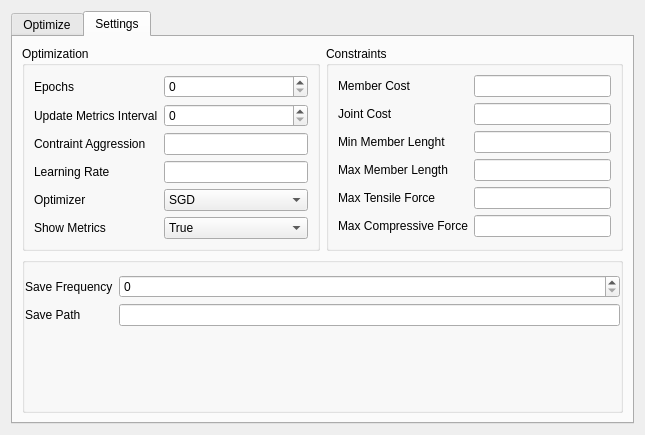
This is trusseditor/forms/optimizer/optimize.ui in levirogalla/truss-gui as Qt 5 draws it before an edit. The edited form follows.
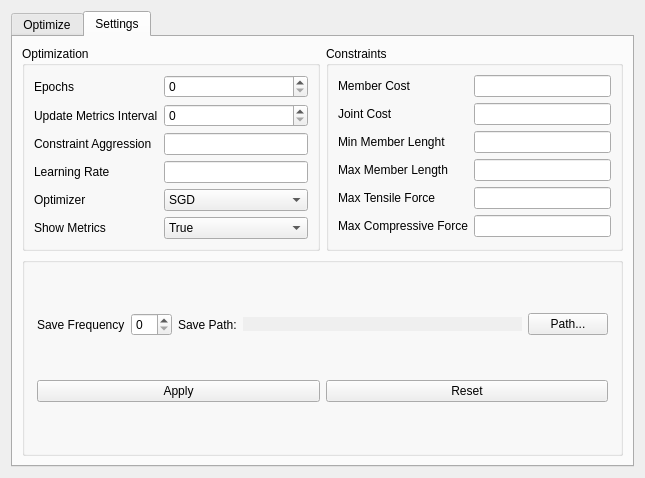
This is the edited form. The open tabs and pages were chosen to show the change.

Commit message: feat: made settings logic

Patch:
```diff
--- a/trusseditor/forms/optimizer/optimize.ui
+++ b/trusseditor/forms/optimizer/optimize.ui
@@ -10,7 +10,7 @@
     <x>0</x>
     <y>0</y>
     <width>645</width>
-    <height>435</height>
+    <height>478</height>
    </rect>
   </property>
   <property name="windowTitle">
@@ -198,7 +198,7 @@
            <number>0</number>
           </property>
           <item>
-           <widget class="QGroupBox" name="groupBox_2">
+           <widget class="QGroupBox" name="optimizationSettings">
             <property name="title">
              <string>Optimization</string>
             </property>
@@ -226,7 +226,7 @@
              <item row="2" column="0">
               <widget class="QLabel" name="contraintAggressionLabel">
                <property name="text">
-                <string>Contraint Aggression</string>
+                <string>Constraint Aggression</string>
                </property>
               </widget>
              </item>
@@ -289,7 +289,7 @@
            </widget>
           </item>
           <item>
-           <widget class="QGroupBox" name="groupBox">
+           <widget class="QGroupBox" name="constraintSettings">
             <property name="title">
              <string>Constraints</string>
             </property>
@@ -371,45 +371,117 @@
          <property name="checkable">
           <bool>false</bool>
          </property>
-         <layout class="QFormLayout" name="formLayout_3">
+         <layout class="QVBoxLayout" name="verticalLayout_5">
           <property name="leftMargin">
-           <number>0</number>
+           <number>12</number>
           </property>
           <property name="topMargin">
            <number>12</number>
           </property>
           <property name="rightMargin">
-           <number>0</number>
+           <number>12</number>
           </property>
           <property name="bottomMargin">
            <number>12</number>
           </property>
-          <item row="0" column="0">
-           <widget class="QLabel" name="saveFrequencyLabel">
-            <property name="text">
-             <string>Save Frequency</string>
+          <item>
+           <layout class="QHBoxLayout" name="saveSettings" stretch="0,0,0,0,0">
+            <property name="spacing">
+             <number>-1</number>
             </property>
-           </widget>
+            <item>
+             <widget class="QLabel" name="saveFrequencyLabel">
+              <property name="sizePolicy">
+               <sizepolicy hsizetype="Fixed" vsizetype="Preferred">
+                <horstretch>0</horstretch>
+                <verstretch>0</verstretch>
+               </sizepolicy>
+              </property>
+              <property name="text">
+               <string>Save Frequency</string>
+              </property>
+             </widget>
+            </item>
+            <item>
+             <widget class="QSpinBox" name="saveFrequencySpinBox">
+              <property name="sizePolicy">
+               <sizepolicy hsizetype="Fixed" vsizetype="Fixed">
+                <horstretch>0</horstretch>
+                <verstretch>0</verstretch>
+               </sizepolicy>
+              </property>
+             </widget>
+            </item>
+            <item>
+             <widget class="QLabel" name="savePathLabel">
+              <property name="sizePolicy">
+               <sizepolicy hsizetype="Fixed" vsizetype="Preferred">
+                <horstretch>0</horstretch>
+                <verstretch>0</verstretch>
+               </sizepolicy>
+              </property>
+              <property name="text">
+               <string>Save Path:</string>
+              </property>
+             </widget>
+            </item>
+            <item>
+             <widget class="QLabel" name="savePathSelection">
+              <property name="sizePolicy">
+               <sizepolicy hsizetype="Preferred" vsizetype="Fixed">
+                <horstretch>0</horstretch>
+                <verstretch>0</verstretch>
+               </sizepolicy>
+              </property>
+              <property name="autoFillBackground">
+               <bool>true</bool>
+              </property>
+              <property name="frameShape">
+               <enum>QFrame::NoFrame</enum>
+              </property>
+              <property name="text">
+               <string/>
+              </property>
+              <property name="margin">
+               <number>2</number>
+              </property>
+              <property name="indent">
+               <number>0</number>
+              </property>
+             </widget>
+            </item>
+            <item>
+             <widget class="QPushButton" name="selectPathButton">
+              <property name="sizePolicy">
+               <sizepolicy hsizetype="Fixed" vsizetype="Fixed">
+                <horstretch>0</horstretch>
+                <verstretch>0</verstretch>
+               </sizepolicy>
+              </property>
+              <property name="text">
+               <string>Path...</string>
+              </property>
+             </widget>
+            </item>
+           </layout>
           </item>
-          <item row="0" column="1">
-           <widget class="QSpinBox" name="saveFrequencySpinBox"/>
-          </item>
-          <item row="1" column="0">
-           <widget class="QLabel" name="savePathLabel">
-            <property name="text">
-             <string>Save Path</string>
-            </property>
-           </widget>
-          </item>
-          <item row="1" column="1">
-           <widget class="QLineEdit" name="savePathLineEdit">
-            <property name="text">
-             <string/>
-            </property>
-            <property name="clearButtonEnabled">
-             <bool>true</bool>
-            </property>
-           </widget>
+          <item>
+           <layout class="QHBoxLayout" name="buttonMenu">
+            <item>
+             <widget class="QPushButton" name="applySettingsButton">
+              <property name="text">
+               <string>Apply</string>
+              </property>
+             </widget>
+            </item>
+            <item>
+             <widget class="QPushButton" name="resetSettingsButton">
+              <property name="text">
+               <string>Reset</string>
+              </property>
+             </widget>
+            </item>
+           </layout>
           </item>
          </layout>
         </widget>
```
Left out of the diff: 36 changed lines with no effect on the pictures. The commit also changes 3 other files.
